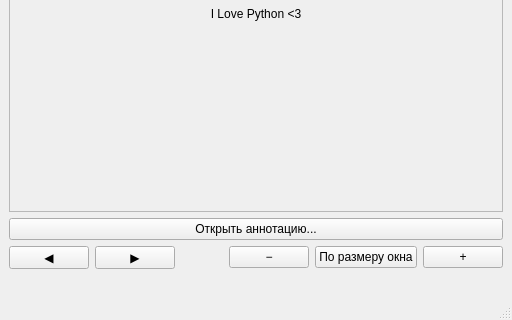
Qt form lab/lab_05/src/ui/main_window.ui (Dauxdu/ap-2026) before a commit; both pictures show x 0 to 512 and y 192 to 512 of the 512 by 512 pixel window.
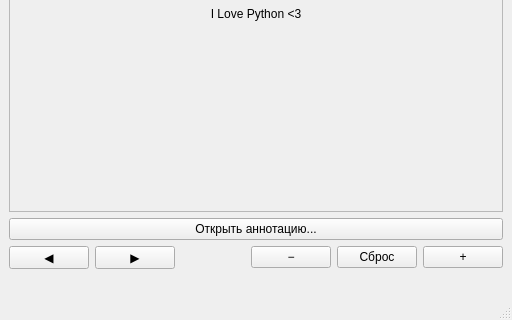
The same form after that commit. Icons and pictures are not drawn.

Commit message: refactor(lab_05): rename fit_button to zoom_reset_button and update related functionality

```diff
--- a/lab/lab_05/src/ui/main_window.ui
+++ b/lab/lab_05/src/ui/main_window.ui
@@ -154,7 +154,7 @@
          <string>Ctrl+0</string>
         </property>
         <property name="text">
-         <string>По размеру окна</string>
+         <string>Сброс</string>
         </property>
         <property name="shortcut">
          <string>Ctrl+0</string>
```
Left out of the diff: 2 changed lines with no effect on the pictures. The commit also changes 1 other file.
